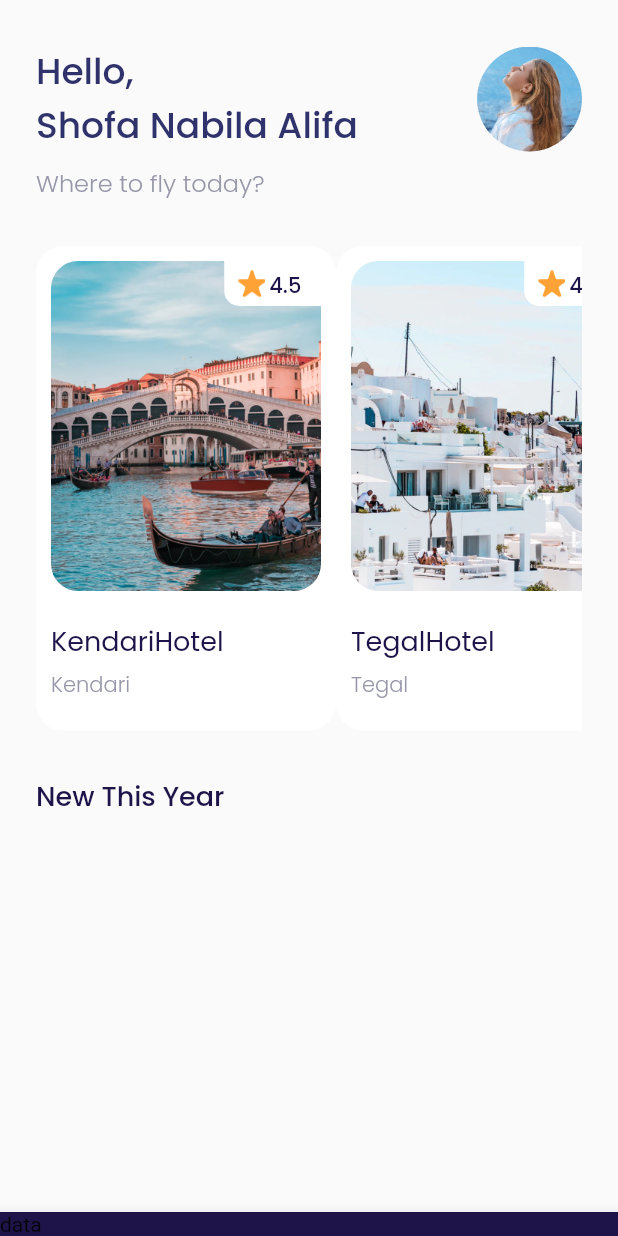
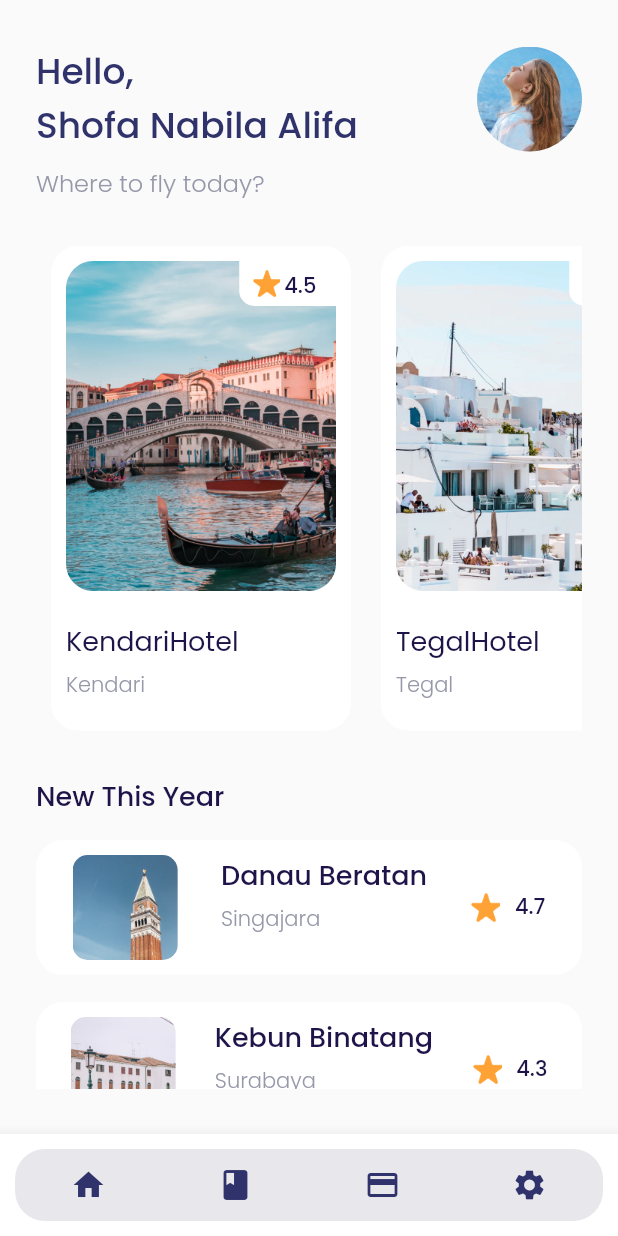
Before and after one commit to fadillaoegi/Dil-Travel, a Flutter app: the screen it shows after launch, on a phone screen of 412 x 824 dp. Run offline on Flutter 3.47's test engine with Material 2 defaults, Android fonts, the phone set to English and light mode, and no system bars; our stand-ins replace google_fonts.

Commit message:
Fix home screen

```diff
--- a/lib/pages/home_page.dart
+++ b/lib/pages/home_page.dart
@@ -1,6 +1,7 @@
 import 'package:diltravel/styles/colors.dart';
 import 'package:diltravel/styles/text_style.dart';
 import 'package:diltravel/widgets/carousel_widget.dart';
+import 'package:diltravel/widgets/listyear_widget.dart';
 import 'package:flutter/material.dart';
 
 class HomePage extends StatefulWidget {
@@ -102,15 +103,73 @@ class _HomePageState extends State<HomePage> {
               const SizedBox(
                 height: 16.0,
               ),
+              ListNewYear(
+                onTap: () {
+                  print("Clicked");
+                },
+                image: "assets/img/image_photo1.png",
+                name: "Danau Beratan",
+                city: "Singajara",
+                rating: "4.7",
+              ),
+              ListNewYear(
+                onTap: () {
+                  print("Clicked");
+                },
+                image: "assets/img/image_photo2.png",
+                name: "Kebun Binatang",
+                city: "Surabaya",
+                rating: "4.3",
+              ),
+              ListNewYear(
+                onTap: () {
+                  print("Clicked");
+                },
+                image: "assets/img/image_photo3.png",
+                name: "Candi Borobudur",
+                city: "Yogyajarta",
+                rating: "4.0",
+              ),
             ],
           ),
         ),
       ),
       bottomNavigationBar: BottomAppBar(
-          color: ColorDilTravel.black,
-          child: Row(
-            children: const [Text("data")],
-          )),
+          child: Container(
+        margin: const EdgeInsets.all(10.0),
+        decoration: BoxDecoration(
+            color: ColorDilTravel.black.withOpacity(0.1),
+            borderRadius: BorderRadius.circular(20.0)),
+        child: Row(
+          mainAxisAlignment: MainAxisAlignment.spaceAround,
+          children: [
+            IconButton(
+                onPressed: () {},
+                icon: const Icon(
+                  Icons.home,
+                  color: ColorDilTravel.primary,
+                )),
+            IconButton(
+                onPressed: () {},
+                icon: const Icon(
+                  Icons.book,
+                  color: ColorDilTravel.primary,
+                )),
+            IconButton(
+                onPressed: () {},
+                icon: const Icon(
+                  Icons.credit_card,
+                  color: ColorDilTravel.primary,
+                )),
+            IconButton(
+                onPressed: () {},
+                icon: const Icon(
+                  Icons.settings,
+                  color: ColorDilTravel.primary,
+                )),
+          ],
+        ),
+      )),
     );
   }
 }
--- a/lib/widgets/carousel_widget.dart
+++ b/lib/widgets/carousel_widget.dart
@@ -22,6 +22,7 @@ class Carousel extends StatelessWidget {
     return GestureDetector(
       onTap: onTap,
       child: Container(
+        margin: const EdgeInsets.only(right: 10.0, left: 10.0),
         width: 200.0,
         height: 323.0,
         padding: const EdgeInsets.all(10.0),
--- /dev/null
+++ b/lib/widgets/listyear_widget.dart
@@ -0,0 +1,81 @@
+import 'package:diltravel/styles/colors.dart';
+import 'package:diltravel/styles/text_style.dart';
+import 'package:flutter/material.dart';
+
+// ignore: must_be_immutable
+class ListNewYear extends StatelessWidget {
+  ListNewYear({
+    super.key,
+    this.city,
+    this.image,
+    this.name,
+    this.rating,
+    this.onTap,
+  });
+  String? image;
+  String? name;
+  String? city;
+  String? rating;
+  VoidCallback? onTap;
+
+  @override
+  Widget build(BuildContext context) {
+    return GestureDetector(
+      onTap: onTap,
+      child: Container(
+        height: 90.0,
+        width: 327.0,
+        padding: const EdgeInsets.all(10.0),
+        margin: const EdgeInsets.only(bottom: 18.0),
+        decoration: BoxDecoration(
+          borderRadius: BorderRadius.circular(18.0),
+          color: ColorDilTravel.white,
+        ),
+        child: Row(
+          mainAxisAlignment: MainAxisAlignment.spaceAround,
+          children: [
+            Container(
+              height: 70.0,
+              width: 70.0,
+              decoration: BoxDecoration(
+                borderRadius: BorderRadius.circular(10.0),
+                image: DecorationImage(
+                    fit: BoxFit.cover, image: AssetImage(image!)),
+              ),
+            ),
+            Column(
+              crossAxisAlignment: CrossAxisAlignment.start,
+              children: [
+                Text(
+                  name!,
+                  style: tittleText.copyWith(fontSize: 18.0),
+                ),
+                const SizedBox(
+                  height: 5.0,
+                ),
+                Text(
+                  city!,
+                  style: descText.copyWith(fontSize: 14.0),
+                ),
+              ],
+            ),
+            SizedBox(
+              width: 50.0,
+              child: Row(
+                mainAxisAlignment: MainAxisAlignment.spaceBetween,
+                children: [
+                  Image.asset(
+                    "assets/img/icon_star.png",
+                    height: 20.0,
+                    width: 20.0,
+                  ),
+                  Text(rating!, style: tittleText.copyWith(fontSize: 14.0))
+                ],
+              ),
+            ),
+          ],
+        ),
+      ),
+    );
+  }
+}
```
